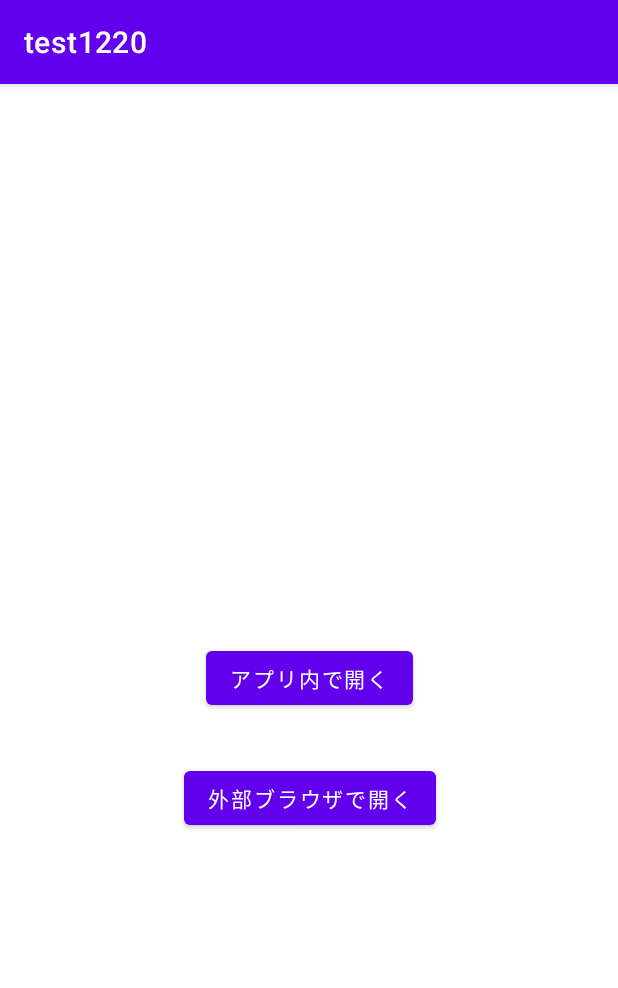
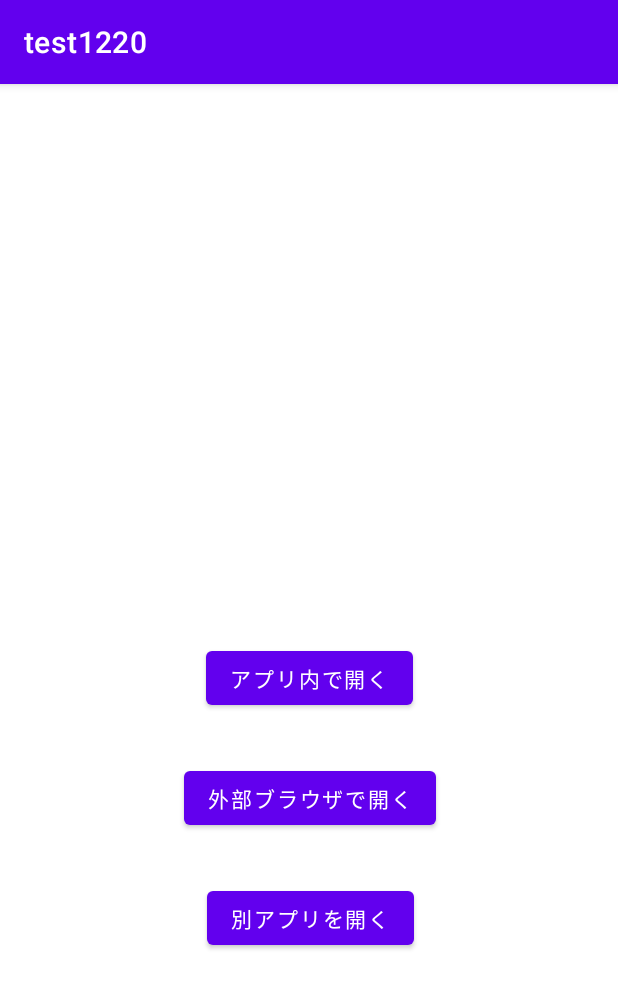
Before and after one commit to Ayumiyamada333/test1220, an Android app: the screen it shows after launch (MainActivity), on a phone screen of 412 x 824 dp. Shown: the top 988 px of the screen. Run offline under Robolectric (Android 15) with nearby library versions, the phone set to English and light mode, and no system bars.

Commit message:
別アプリを追加

```diff
--- a/app/src/main/java/com/example/test1220/MainActivity.kt
+++ b/app/src/main/java/com/example/test1220/MainActivity.kt
@@ -6,7 +6,7 @@ import androidx.appcompat.app.AppCompatActivity
 import android.os.Bundle
 import com.google.firebase.analytics.FirebaseAnalytics
 import com.google.firebase.analytics.ktx.logEvent
-import kotlinx.android.synthetic.main.activity_main.*
+import kotlinx.android.synthetic.main.activity_main.* //app\build.gradleに追加　id 'kotlin-android-extensions'
 
 class MainActivity : AppCompatActivity() {
     private val sendEventHelper by lazy { SendEventHelper(this) } //SendEventHelper呼び出し
@@ -15,28 +15,63 @@ class MainActivity : AppCompatActivity() {
         super.onCreate(savedInstanceState)
         setContentView(R.layout.activity_main)
 
+        //Urlスキームからの情報を受け取る
+        val uri= intent.data
+        val launchByApplicationName = intent.data?.getQueryParameter("by")
+        sendEventHelper.sendUriparamEvent(launchByApplicationName)
+        println("uri:$uri")
+        if(uri !=null){
+            val byValue= uri.getQueryParameter("by")
+            println("byValue:$byValue")
+        }
+
+        //文字列key_launch_byがあった場合その値を取得する(インテントの場合
+        // )
+        var launchBy = intent.getStringExtra("key_launch_by") //入っていない場合もある(直接アプリ起動した場合など)
+        if(launchBy != null) //Nullじゃない場合にイベントを取得
+        sendEventHelper.sendStartMainActivityEvent(launchBy) //イベント計測
+//        println("launchBy:$launchBy")
+
+        //他アプリを開く
+        openButton.setOnClickListener{
+            sendEventHelper.sendClickEvent("openButton","com.example.addapplication") //イベント計測(クリックイベントを使用)
+            val newIntent = Intent()
+            newIntent.setClassName("com.example.addapplication", "com.example.addapplication.MainActivity")
+            startActivity(newIntent)
+        }
+
+        //ユーザー ID を設定する
+        FirebaseAnalytics.getInstance(this).setUserId("aaaaa")
+        FirebaseAnalytics.getInstance(this).logEvent("eventname") {//パラメータとしてuserIDを取得
+            param("param_user_id", "p_aaaaa") //パラメータとしてuserIDを取得
+        }
+        //アプリ内で開く(イベント)
         inAppWebViewButton.setOnClickListener {
-//            val intent = Intent(this, SubActivity::class.java)
-//            startActivity(intent)
-            sendEventHelper.sendClickEvent("アプリナイデヒラク", "1")
+            sendEventHelper.sendClickEvent("アプリナイデヒラク", "1") //　他ファイルを参照して送る方法
             FirebaseAnalytics.getInstance(this).logEvent("click_event_name") { // 直接FirebaseAnalyticsで送る方法
                 param("click_param_name_a", "アプリ内で開く")
                 param("click_param_name_b", "Apuri Naide Hiraku")
             }
+            //アプリ内ブラウザを開くソース
+            val intent = Intent(this, SubActivity::class.java)
+            startActivity(intent)
         }
-        inAppWebViewButton.setOnClickListener {
+
+        //外部ブラウザで開く(イベント)
+        browserButton.setOnClickListener {
+            sendEventHelper.sendClickEvent("ガイブブラウザデヒラク","2")// 他ファイルを参照して送る方法
+            FirebaseAnalytics.getInstance(this).logEvent("click_event_name") { // 直接FirebaseAnalyticsで送る方法
+                param("click_param_name_a", "外部ブラウザで開く")
+            }
+            //外部ブラウザで開くソース
             val uri = Uri.parse(BROWSER_URL)
             val intent = Intent(Intent.ACTION_VIEW, uri)
             intent.addFlags(Intent.FLAG_ACTIVITY_NEW_TASK)
+            intent.putExtra("key_launch_by", "遷移計測_外部ブラウザ") //BROWSER_URLが処理されたタイミングで値を送っている
             startActivity(intent)
         }
-        //ユーザー ID を設定する
-        FirebaseAnalytics.getInstance(this).setUserId("aaaaa")
-        FirebaseAnalytics.getInstance(this).logEvent("eventname") {
-            param("param_user_id", "p_aaaaa")
-        }
     }
-
+    //外部URLを読み込む
     companion object {
         private const val BROWSER_URL = "https://test-webviewapp01.jimdofree.com/%E3%82%B5%E3%83%BC%E3%83%93%E3%82%B9/"
     }
--- a/app/src/main/java/com/example/test1220/SendEventHelper.kt
+++ b/app/src/main/java/com/example/test1220/SendEventHelper.kt
@@ -14,12 +14,27 @@ class SendEventHelper(private val context: Context) {
         sendEvent("click_event_name_by_helper", bundle)
     }
 
+    //Uriのbyをイベント送信
+    fun sendUriparamEvent(launchdBy: String?){
+        val bundle = Bundle()
+        bundle.putString("Uri_param_name", launchdBy)
+        sendEvent("uri_event_name", bundle)
+    }
+
     fun sendSignUpEvent(method: String) {
         val bundle = Bundle().apply {
             putString(FirebaseAnalytics.Param.METHOD, method)
         }
         sendEvent(FirebaseAnalytics.Event.SIGN_UP, bundle)
     }
+
+    fun sendStartMainActivityEvent(launchBy: String?){ //？Null可能
+        val bundle = Bundle().apply {
+            putString("launchBy", launchBy)
+        }
+        sendEvent("StartAppMainActivity", bundle)
+    }
+
 //demoからコピーしただけ(メモ)
 //    fun sendLoginEvent(method: String) {
 //        val bundle = Bundle().apply {
--- a/app/src/main/res/layout/activity_main.xml
+++ b/app/src/main/res/layout/activity_main.xml
@@ -27,4 +27,14 @@
         app:layout_constraintStart_toStartOf="@id/inAppWebViewButton"
         app:layout_constraintTop_toBottomOf="@id/inAppWebViewButton" />
 
+    <Button
+        android:id="@+id/openButton"
+        android:layout_width="wrap_content"
+        android:layout_height="wrap_content"
+        android:layout_marginTop="32dp"
+        android:text="別アプリを開く"
+        app:layout_constraintEnd_toEndOf="@id/browserButton"
+        app:layout_constraintStart_toStartOf="@id/browserButton"
+        app:layout_constraintTop_toBottomOf="@id/browserButton" />
+
 </androidx.constraintlayout.widget.ConstraintLayout>
```
Also changed, not shown: app/src/main/AndroidManifest.xml (+9 -1 lines), gradle/wrapper/gradle-wrapper.properties.
